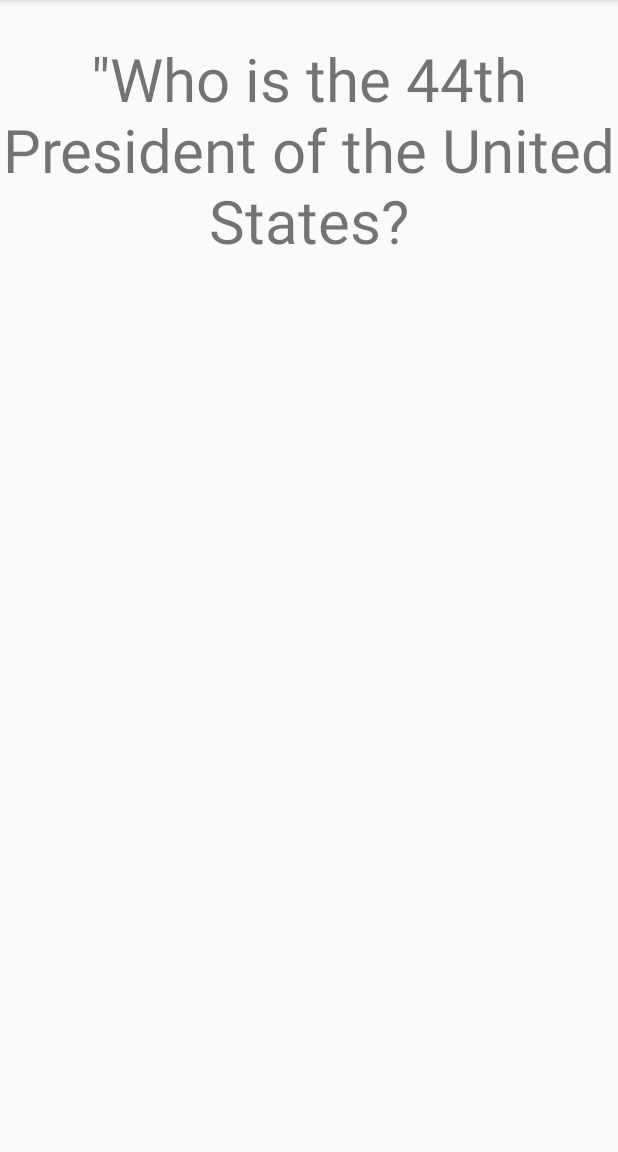
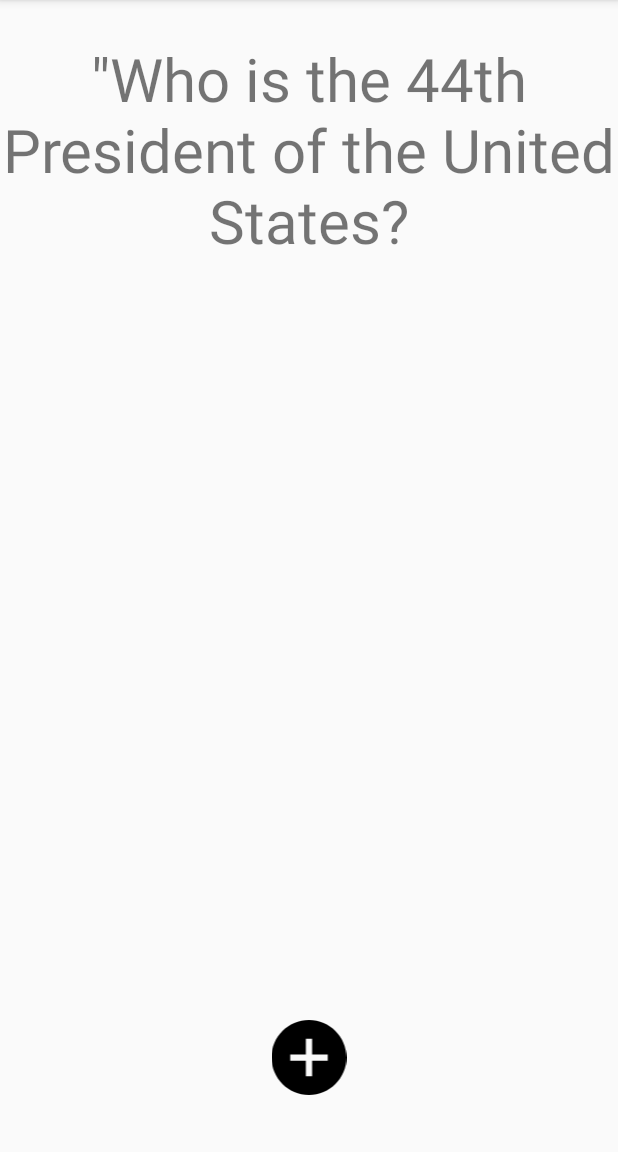
Before and after one commit to AlynMing/MyFlashcard, an Android app: the screen it shows after launch (MainActivity), on a phone screen of 412 x 824 dp, the part 84-1236 px from its top. Run offline under Robolectric (Android 15) with nearby library versions, the phone set to English and light mode, and no system bars.

Commit message:
Fangcong Yin

```diff
--- a/app/build.gradle
+++ b/app/build.gradle
@@ -25,4 +25,5 @@ dependencies {
     testImplementation 'junit:junit:4.12'
     androidTestImplementation 'com.android.support.test:runner:1.0.2'
     androidTestImplementation 'com.android.support.test.espresso:espresso-core:3.0.2'
+    implementation 'com.android.support:design:28.0.0'
 }
--- a/app/src/main/AndroidManifest.xml
+++ b/app/src/main/AndroidManifest.xml
@@ -16,6 +16,7 @@
                 <category android:name="android.intent.category.LAUNCHER" />
             </intent-filter>
         </activity>
+        <activity android:name=".AddCardActivity"></activity>
     </application>
 
 </manifest>
--- /dev/null
+++ b/app/src/main/res/drawable/ic_iconmonstr_plus_5.xml
@@ -0,0 +1,9 @@
+<vector xmlns:android="http://schemas.android.com/apk/res/android"
+    android:width="24dp"
+    android:height="24dp"
+    android:viewportWidth="24"
+    android:viewportHeight="24">
+  <path
+      android:fillColor="#FF000000"
+      android:pathData="M12,0c-6.627,0 -12,5.373 -12,12s5.373,12 12,12 12,-5.373 12,-12 -5.373,-12 -12,-12zM18,13h-5v5h-2v-5h-5v-2h5v-5h2v5h5v2z"/>
+</vector>
--- a/app/src/main/res/layout/activity_main.xml
+++ b/app/src/main/res/layout/activity_main.xml
@@ -28,4 +28,14 @@
         android:visibility="invisible"
         tools:text="Barack Obama" />
 
+    <ImageView
+        android:id="@+id/myButton"
+        android:layout_width="match_parent"
+        android:layout_height="50dp"
+        android:layout_alignParentBottom="true"
+        android:layout_alignParentStart="true"
+        android:layout_marginBottom="38dp"
+        android:src="@drawable/ic_iconmonstr_plus_5" />
+
+
 </RelativeLayout>
--- a/app/src/main/res/values/colors.xml
+++ b/app/src/main/res/values/colors.xml
@@ -1,6 +1,6 @@
 <?xml version="1.0" encoding="utf-8"?>
 <resources>
-    <color name="colorPrimary">#3F51B5</color>
+    <color name="colorPrimary">#3f51b5</color>
     <color name="colorPrimaryDark">#303F9F</color>
     <color name="colorAccent">#FF4081</color>
 </resources>
```
Also changed, not shown: app/src/main/java/com/example/yinfa/myflashcard/AddCardActivity.java (added, +36 -0 lines), app/src/main/java/com/example/yinfa/myflashcard/MainActivity.java (+37 -1 lines), app/src/main/res/layout/activity_add_card.xml (added, +56 -0 lines).
